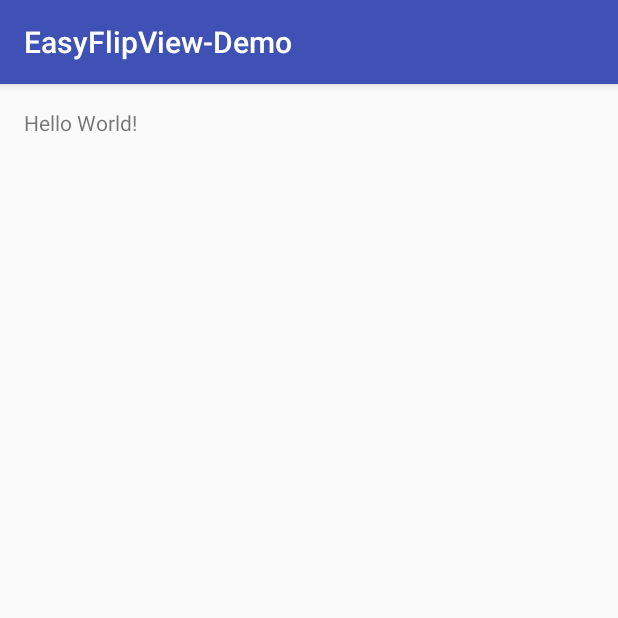
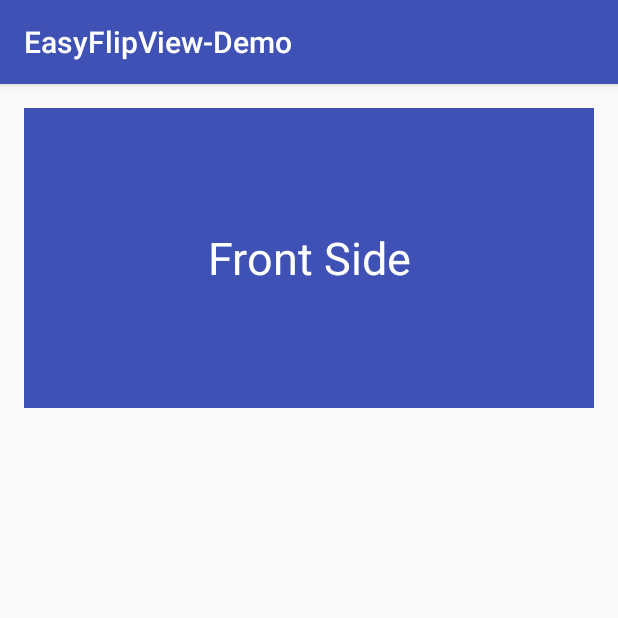
Before and after one commit to wajahatkarim3/EasyFlipView, an Android app: the screen it shows after launch (MainActivity), on a phone screen of 412 x 824 dp, the top half of it. Run offline under Robolectric (Android 15) with nearby library versions, the phone set to English and light mode, and no system bars.

Commit message:
EasyFlipView now functional.....

```diff
--- a/EasyFlipView-Demo/app/src/main/java/com/wajahatkarim3/easyflipview/demo/MainActivity.java
+++ b/EasyFlipView-Demo/app/src/main/java/com/wajahatkarim3/easyflipview/demo/MainActivity.java
@@ -2,6 +2,11 @@ package com.wajahatkarim3.easyflipview.demo;
 
 import android.support.v7.app.AppCompatActivity;
 import android.os.Bundle;
+import android.view.View;
+import android.widget.LinearLayout;
+import android.widget.TextView;
+
+import com.wajahatkarim3.easyflipview.EasyFlipView;
 
 public class MainActivity extends AppCompatActivity {
 
@@ -9,5 +14,17 @@ public class MainActivity extends AppCompatActivity {
     protected void onCreate(Bundle savedInstanceState) {
         super.onCreate(savedInstanceState);
         setContentView(R.layout.activity_main);
+
+        EasyFlipView easyFlipView = (EasyFlipView) findViewById(R.id.easyFlipView);
+        easyFlipView.setFlipDuration(1000);
+        easyFlipView.setFlipEnabled(true);
+        easyFlipView.setFlipOnTouch(true);
+
+
+    }
+
+    public void flipCardMethod(View view)
+    {
+        //((EasyFlipView) view).flipCard();
     }
 }
--- a/EasyFlipView-Demo/app/src/main/res/layout/activity_main.xml
+++ b/EasyFlipView-Demo/app/src/main/res/layout/activity_main.xml
@@ -1,6 +1,7 @@
 <?xml version="1.0" encoding="utf-8"?>
-<RelativeLayout xmlns:android="http://schemas.android.com/apk/res/android"
+<LinearLayout xmlns:android="http://schemas.android.com/apk/res/android"
     xmlns:tools="http://schemas.android.com/tools"
+    xmlns:app="http://schemas.android.com/apk/res-auto"
     android:id="@+id/activity_main"
     android:layout_width="match_parent"
     android:layout_height="match_parent"
@@ -10,8 +11,32 @@
     android:paddingTop="@dimen/activity_vertical_margin"
     tools:context="com.wajahatkarim3.easyflipview.demo.MainActivity">
 
-    <TextView
-        android:layout_width="wrap_content"
+    <com.wajahatkarim3.easyflipview.EasyFlipView
+        android:id="@+id/easyFlipView"
+        android:layout_width="match_parent"
         android:layout_height="wrap_content"
-        android:text="Hello World!" />
-</RelativeLayout>
+        app:flipOnTouch="true"
+        app:flipDuration="500"
+        app:flipEnabled="true">
+
+        <TextView
+            android:text="Back Side"
+            android:layout_width="match_parent"
+            android:layout_height="200dp"
+            android:textSize="30sp"
+            android:textColor="@android:color/white"
+            android:gravity="center"
+            android:background="@color/colorAccent"/>
+
+        <TextView
+            android:text="Front Side"
+            android:layout_width="match_parent"
+            android:layout_height="200dp"
+            android:textSize="30sp"
+            android:textColor="@android:color/white"
+            android:gravity="center"
+            android:background="@color/colorPrimary"/>
+
+    </com.wajahatkarim3.easyflipview.EasyFlipView>
+
+</LinearLayout>
--- /dev/null
+++ b/EasyFlipView-Library/src/main/java/com/wajahatkarim3/easyflipview/EasyFlipView.java
@@ -0,0 +1,175 @@
+package com.wajahatkarim3.easyflipview;
+
+import android.animation.AnimatorInflater;
+import android.animation.AnimatorSet;
+import android.content.Context;
+import android.content.res.TypedArray;
+import android.util.AttributeSet;
+import android.view.MotionEvent;
+import android.view.View;
+import android.widget.FrameLayout;
+
+/**
+ * Created by Wajahat on 1/4/2017.
+ */
+
+public class EasyFlipView extends FrameLayout {
+
+    public static final int DEFAULT_FLIP_DURATION = 400;
+
+    private AnimatorSet mSetRightOut;
+    private AnimatorSet mSetLeftIn;
+    private boolean mIsBackVisible = false;
+    private View mCardFrontLayout;
+    private View mCardBackLayout;
+
+    private boolean flipOnTouch;
+    private int flipDuration;
+    private boolean flipEnabled;
+
+    private Context context;
+    private float x1;
+    private float y1;
+
+    public EasyFlipView(Context context) {
+        super(context);
+        this.context = context;
+        init(context, null);
+    }
+
+    public EasyFlipView(Context context, AttributeSet attrs) {
+        super(context, attrs);
+        this.context = context;
+        init(context, attrs);
+    }
+
+    private void init(Context context, AttributeSet attrs)
+    {
+        // Setting Defaul Values
+        flipOnTouch = true;
+        flipDuration = DEFAULT_FLIP_DURATION;
+        flipEnabled = true;
+
+        // Check for the attributes
+        if (attrs != null)
+        {
+            // Attribute initialization
+            final TypedArray attrArray = context.obtainStyledAttributes(attrs, R.styleable.easy_flip_view, 0, 0);
+            try {
+                flipOnTouch = attrArray.getBoolean(R.styleable.easy_flip_view_flipOnTouch, true);
+                flipDuration = attrArray.getInt(R.styleable.easy_flip_view_flipDuration, DEFAULT_FLIP_DURATION);
+                flipEnabled = attrArray.getBoolean(R.styleable.easy_flip_view_flipEnabled, true);
+            } finally {
+                attrArray.recycle();
+            }
+
+        }
+    }
+
+    @Override
+    protected void onFinishInflate ()
+    {
+        super.onFinishInflate();
+
+        if (getChildCount() > 2) {
+            throw new IllegalStateException("EasyFlipView can host only two direct children!");
+        }
+
+        findViews();
+        loadAnimations();
+        changeCameraDistance();
+    }
+
+    private void findViews() {
+        mCardFrontLayout = getChildAt(0);
+        mCardBackLayout = getChildAt(1);
+    }
+
+    private void loadAnimations() {
+        mSetRightOut = (AnimatorSet) AnimatorInflater.loadAnimator(this.context, R.animator.animation_flip_in);
+        mSetLeftIn = (AnimatorSet) AnimatorInflater.loadAnimator(this.context, R.animator.animation_flip_out);
+
+        setFlipDuration(flipDuration);
+    }
+
+    private void changeCameraDistance() {
+        int distance = 8000;
+        float scale = getResources().getDisplayMetrics().density * distance;
+        mCardFrontLayout.setCameraDistance(scale);
+        mCardBackLayout.setCameraDistance(scale);
+    }
+
+    public void flipCard() {
+
+        if (!flipEnabled)
+            return;
+
+        if (!mIsBackVisible) {
+            mSetRightOut.setTarget(mCardFrontLayout);
+            mSetLeftIn.setTarget(mCardBackLayout);
+            mSetRightOut.start();
+            mSetLeftIn.start();
+            mIsBackVisible = true;
+        } else {
+            mSetRightOut.setTarget(mCardBackLayout);
+            mSetLeftIn.setTarget(mCardFrontLayout);
+            mSetRightOut.start();
+            mSetLeftIn.start();
+            mIsBackVisible = false;
+        }
+    }
+
+    @Override
+    public boolean onTouchEvent(MotionEvent event) {
+
+        if (isEnabled() && flipOnTouch)
+        {
+            this.getParent().requestDisallowInterceptTouchEvent(true);
+            switch (event.getAction()) {
+                case MotionEvent.ACTION_DOWN:
+                    x1 = event.getX();
+                    y1 = event.getY();
+                    return true;
+                case MotionEvent.ACTION_UP:
+                    float x2 = event.getX();
+                    float y2 = event.getY();
+                    float dx = x2 -x1;
+                    float dy = y2 -y1;
+                    float MAX_CLICK_DISTANCE = 0.5f;
+                    if(dx < MAX_CLICK_DISTANCE && dy < MAX_CLICK_DISTANCE && dx >= 0 && dy >= 0)
+                    {
+                        flipCard();
+                    }
+                    return true;
+            }
+        }
+
+        return false;
+    }
+
+    public boolean isFlipOnTouch() {
+        return flipOnTouch;
+    }
+
+    public void setFlipOnTouch(boolean flipOnTouch) {
+        this.flipOnTouch = flipOnTouch;
+    }
+
+    public int getFlipDuration() {
+        return flipDuration;
+    }
+
+    public void setFlipDuration(int flipDuration) {
+        this.flipDuration = flipDuration;
+        mSetRightOut.setDuration(flipDuration);
+        mSetLeftIn.setDuration(flipDuration);
+    }
+
+    public boolean isFlipEnabled() {
+        return flipEnabled;
+    }
+
+    public void setFlipEnabled(boolean flipEnabled) {
+        this.flipEnabled = flipEnabled;
+    }
+}
--- /dev/null
+++ b/EasyFlipView-Library/src/main/res/animator/animation_flip_in.xml
@@ -0,0 +1,24 @@
+<?xml version="1.0" encoding="utf-8"?>
+<set xmlns:android="http://schemas.android.com/apk/res/android">
+
+    <objectAnimator
+        android:valueFrom="1.0"
+        android:valueTo="0.0"
+        android:propertyName="alpha"
+        android:duration="0" />
+
+
+    <objectAnimator
+        android:valueFrom="-180"
+        android:valueTo="0"
+        android:propertyName="rotationY"
+        android:repeatMode="reverse"
+        android:duration="@integer/anim_length" />
+
+    <objectAnimator
+        android:valueFrom="0.0"
+        android:valueTo="1.0"
+        android:propertyName="alpha"
+        android:startOffset="@integer/anim_length_half"
+        android:duration="0" />
+</set>
--- /dev/null
+++ b/EasyFlipView-Library/src/main/res/animator/animation_flip_out.xml
@@ -0,0 +1,15 @@
+<?xml version="1.0" encoding="utf-8"?>
+<set xmlns:android="http://schemas.android.com/apk/res/android">
+    <objectAnimator
+        android:valueFrom="0"
+        android:valueTo="180"
+        android:propertyName="rotationY"
+        android:duration="@integer/anim_length" />
+
+    <objectAnimator
+        android:valueFrom="1.0"
+        android:valueTo="0.0"
+        android:propertyName="alpha"
+        android:startOffset="@integer/anim_length_half"
+        android:duration="0" />
+</set>
--- /dev/null
+++ b/EasyFlipView-Library/src/main/res/values/integers.xml
@@ -0,0 +1,5 @@
+<?xml version="1.0" encoding="utf-8"?>
+<resources>
+    <integer name="anim_length">500</integer>
+    <integer name="anim_length_half">250</integer>
+</resources>
```
Also changed, not shown: EasyFlipView-Library/src/main/res/values/attrs.xml (added, +8 -0 lines).
